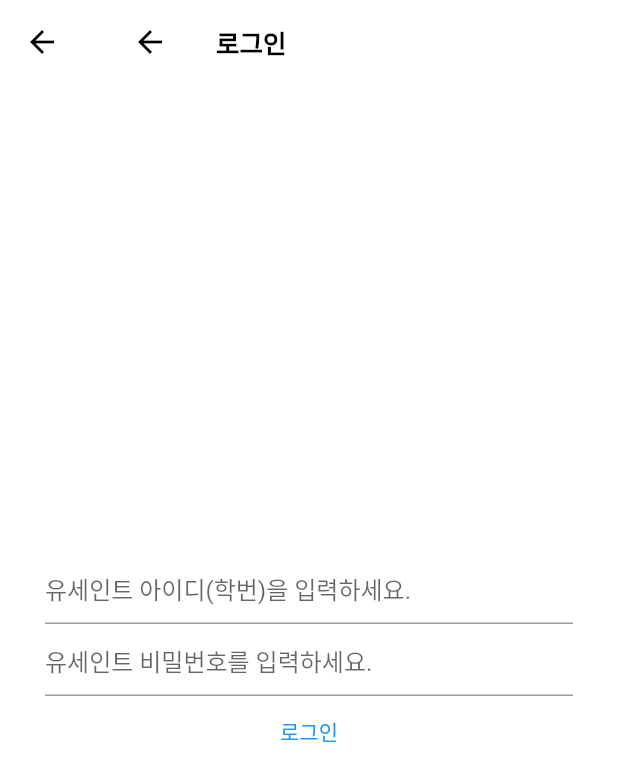
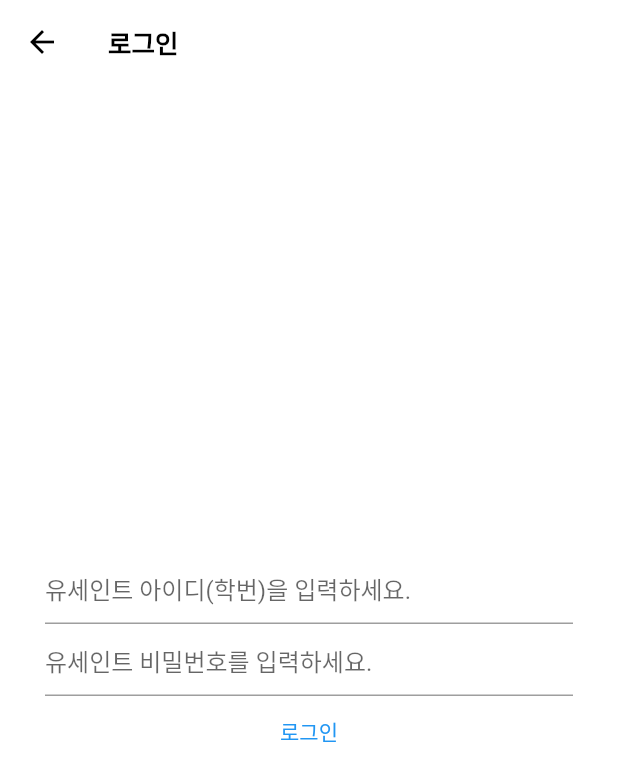
Before and after one commit to nnnlog/SSUrade, a Flutter app: the LoginPage screen opened by its route, on a phone screen of 412 x 824 dp. Shown: the top 781 px of the screen. Run offline on Flutter 3.47's test engine with Material 2 defaults, Android fonts, the phone set to English and light mode, and no system bars; our stand-ins replace fluttertoast, package_info_plus, pull_to_refresh, tuple; missing offline and left inert: flutter_inappwebview, version; Roboto replaces fonts that are missing (Pretendard).

```diff
--- a/lib/views/Login.dart
+++ b/lib/views/Login.dart
@@ -23,12 +23,7 @@
   @override
   Widget build(BuildContext context) {
     return Scaffold(
-      appBar: AppBar(
-        title: customAppBar("로그인"),
-        backgroundColor: Colors.white,
-        shadowColor: const Color.fromRGBO(0, 0, 0, 0),
-        iconTheme: const IconThemeData(color: Colors.black),
-      ),
+      appBar: customAppBar("로그인"),
       body: Padding(
         padding: const EdgeInsets.all(30),
         child: Center(
```
Also changed, not shown: pubspec.lock, 6 other files.
